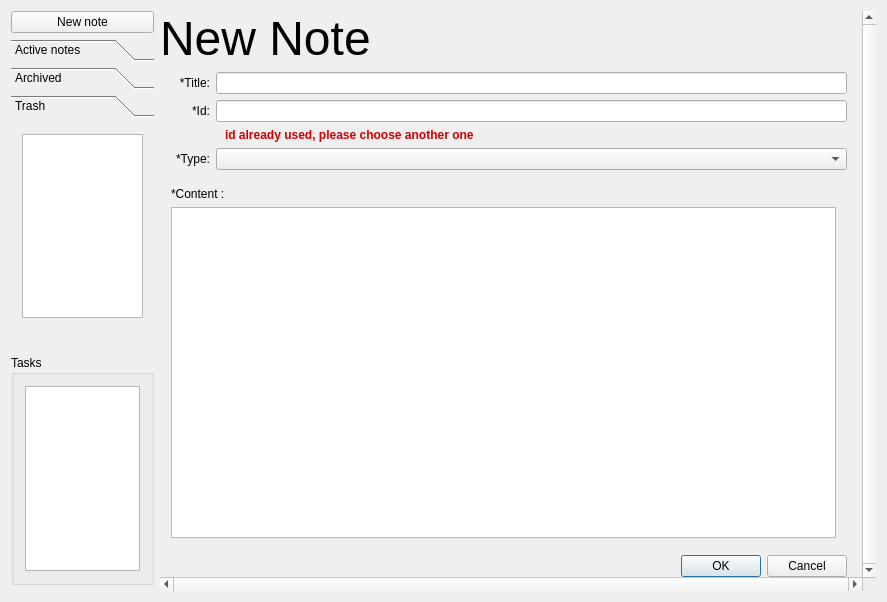
Qt form PluriNotes/plurinotes.ui (guillaumejounel/PluriNotes) before a commit.
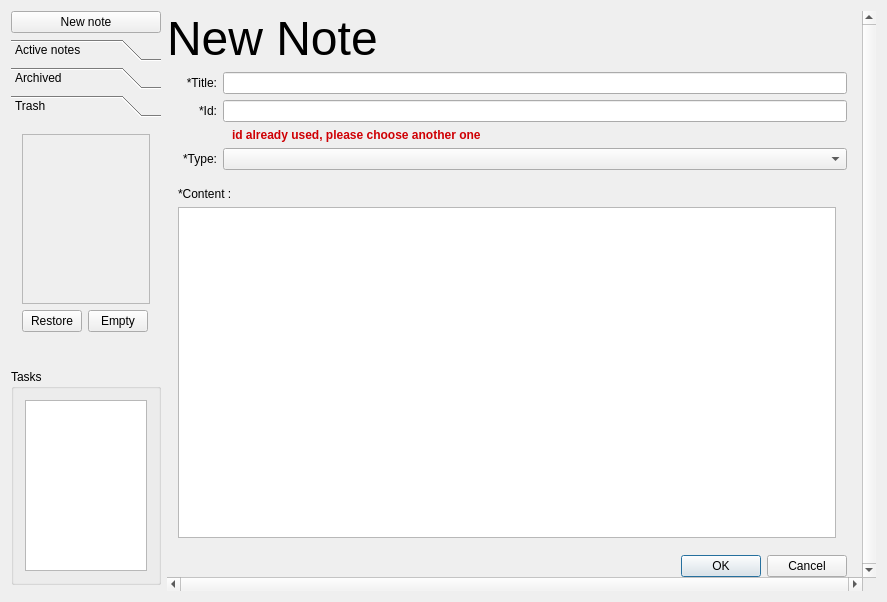
The same form after that commit.

Commit message: emptying trash ok

Diff of the .ui file:
```diff
--- a/PluriNotes/plurinotes.ui
+++ b/PluriNotes/plurinotes.ui
@@ -31,6 +31,12 @@
      <layout class="QVBoxLayout" name="verticalLayout_11">
       <item>
        <widget class="QToolBox" name="toolBox">
+        <property name="minimumSize">
+         <size>
+          <width>150</width>
+          <height>0</height>
+         </size>
+        </property>
         <property name="currentIndex">
          <number>2</number>
         </property>
@@ -75,8 +81,8 @@
           <rect>
            <x>0</x>
            <y>0</y>
-           <width>140</width>
-           <height>176</height>
+           <width>150</width>
+           <height>177</height>
           </rect>
          </property>
          <attribute name="label">
@@ -84,7 +90,45 @@
          </attribute>
          <layout class="QGridLayout" name="gridLayout_7">
           <item row="0" column="0">
-           <widget class="QListWidget" name="listTrashWidget"/>
+           <layout class="QVBoxLayout" name="verticalLayout_14">
+            <item>
+             <widget class="QListWidget" name="listTrashWidget">
+              <property name="enabled">
+               <bool>false</bool>
+              </property>
+             </widget>
+            </item>
+            <item>
+             <layout class="QHBoxLayout" name="horizontalLayout_11">
+              <item>
+               <widget class="QPushButton" name="restoreTrashButton">
+                <property name="maximumSize">
+                 <size>
+                  <width>60</width>
+                  <height>16777215</height>
+                 </size>
+                </property>
+                <property name="text">
+                 <string>Restore</string>
+                </property>
+               </widget>
+              </item>
+              <item>
+               <widget class="QPushButton" name="emptyTrashButton">
+                <property name="maximumSize">
+                 <size>
+                  <width>60</width>
+                  <height>16777215</height>
+                 </size>
+                </property>
+                <property name="text">
+                 <string>Empty</string>
+                </property>
+               </widget>
+              </item>
+             </layout>
+            </item>
+           </layout>
           </item>
          </layout>
         </widget>
@@ -560,8 +604,8 @@
             <rect>
              <x>0</x>
              <y>0</y>
-             <width>692</width>
-             <height>540</height>
+             <width>695</width>
+             <height>545</height>
             </rect>
            </property>
            <layout class="QGridLayout" name="gridLayout_3">
```
Left out of the diff: 116 changed lines with no effect on the pictures. The commit also changes 2 other files.
